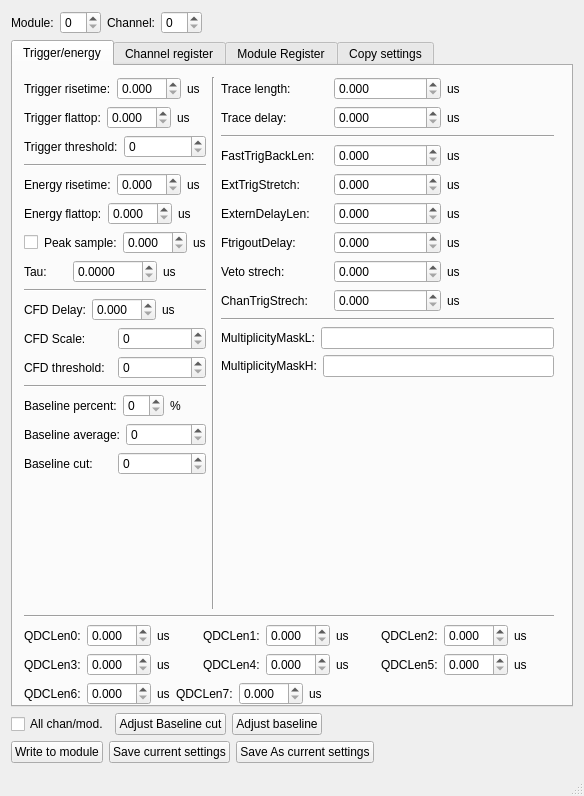
Qt form XIAengine/src/mainwindow.ui (oslocyclotronlab/OCLDAQ) before a commit.
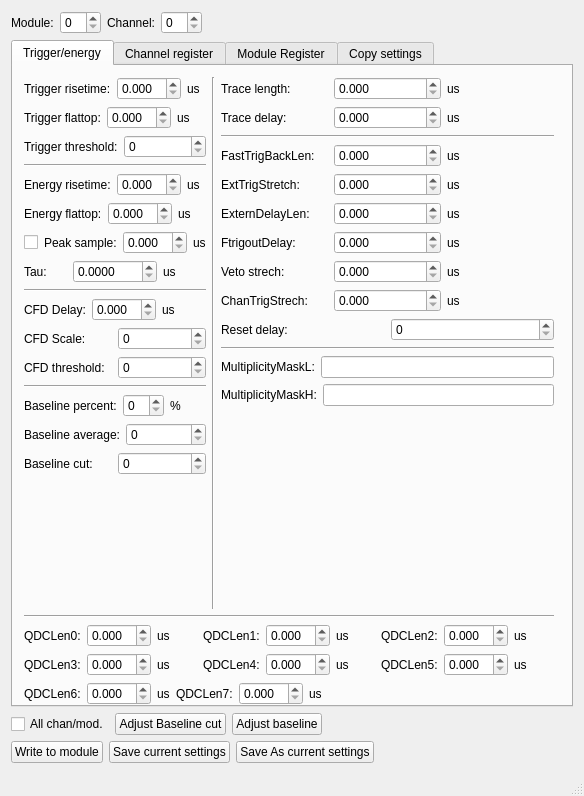
The same form after that commit.

Commit message:
Added Reset_Delay parameter
I've added the Reset Delay parameter. This parameter was introduced when the firmware for the 14-bit, 500 MHz modules was updated. This parameter controls the pipeline delay, essentially moving the search period of CFD zero-crossing closer to the fast-trigger. It can take values from 0 to 31, default is 7.

Patch:
```diff
--- a/XIAengine/src/mainwindow.ui
+++ b/XIAengine/src/mainwindow.ui
@@ -703,6 +703,20 @@
                      </item>
                     </layout>
                    </item>
+                   <item>
+                    <layout class="QHBoxLayout" name="horizontalLayout_929">
+                     <item>
+                      <widget class="QLabel" name="label_929">
+                       <property name="text">
+                        <string>Reset delay:</string>
+                       </property>
+                      </widget>
+                     </item>
+                     <item>
+                      <widget class="QSpinBox" name="ResetDelay"/>
+                     </item>
+                    </layout>
+                   </item>
                   </layout>
                  </item>
                  <item>
```
Left out of the diff: 52 changed lines with no effect on the pictures. The commit also changes 1 other file.
